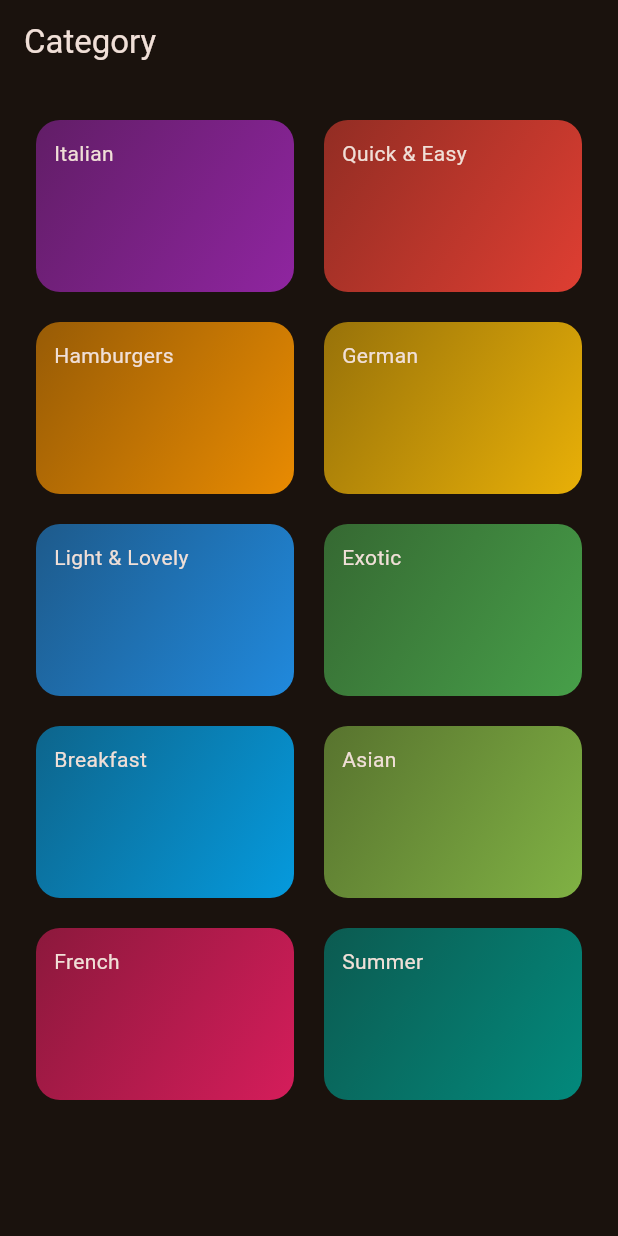
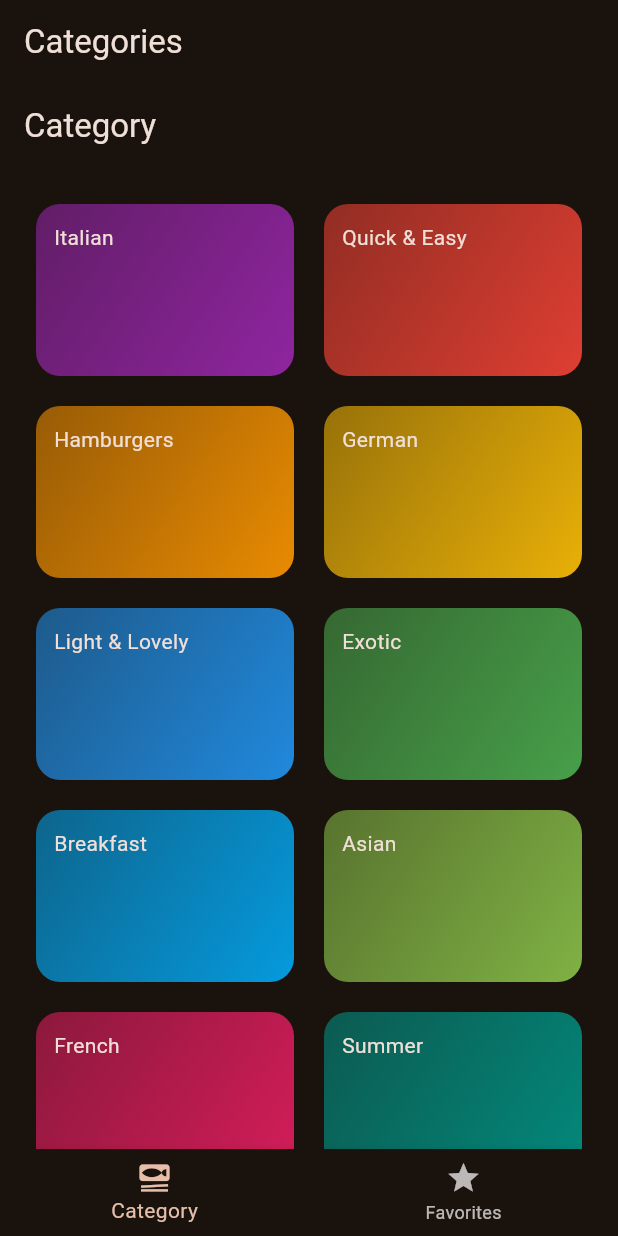
Before and after one commit to Arkar20/meals_app_flutter, a Flutter app: the screen it shows after launch, on a phone screen of 412 x 824 dp. Run offline on Flutter 3.47's test engine with Material 2 defaults, Android fonts, the phone set to English and light mode, and no system bars; our stand-ins replace transparent_image.

Commit message:
tab system

```diff
--- a/lib/main.dart
+++ b/lib/main.dart
@@ -1,5 +1,5 @@
 import 'package:flutter/material.dart';
-import 'package:meals_app/screens/categories.dart';
+import 'package:meals_app/screens/TabLayout.dart';
 
 final theme= ThemeData(
   useMaterial3: true,
@@ -12,6 +12,6 @@ final theme= ThemeData(
 void main() {
   runApp(MaterialApp(
     theme:theme,
-    home:const CategoryScreen()
+    home:const  TabLayout()
   ));
 }
--- /dev/null
+++ b/lib/screens/TabLayout.dart
@@ -0,0 +1,49 @@
+import 'package:flutter/material.dart';
+import 'package:meals_app/screens/categories.dart';
+import 'package:meals_app/screens/meals.dart';
+
+class TabLayout extends StatefulWidget {
+  const TabLayout({super.key});
+
+  @override
+  State<TabLayout> createState() => _TabLayoutState();
+}
+
+class _TabLayoutState extends State<TabLayout> {
+
+  int selectedScreenIndex=0;
+
+  void changeTab(index){
+    setState((){
+      selectedScreenIndex=index;
+    });
+  }
+
+  @override
+  Widget build(BuildContext context) {
+
+    Widget screen= const CategoryScreen();
+    String appTitle="Categories";
+
+    if(selectedScreenIndex==1){
+      screen= const MealScreen(title: "Meal Screen",meals: []);
+      appTitle="Your Favourites";
+    }
+    return Scaffold(
+      appBar: AppBar(
+        title: Text(appTitle),
+      ),
+      body: screen ,
+      bottomNavigationBar: BottomNavigationBar(
+        onTap: (index){
+          changeTab(index);
+        },
+        currentIndex: selectedScreenIndex,
+        items: const [
+          BottomNavigationBarItem(icon:Icon(Icons.set_meal),label:"Category"),
+          BottomNavigationBarItem(icon:Icon(Icons.star),label:"Favorites")
+        ],
+      )
+    );
+  }
+}
```
